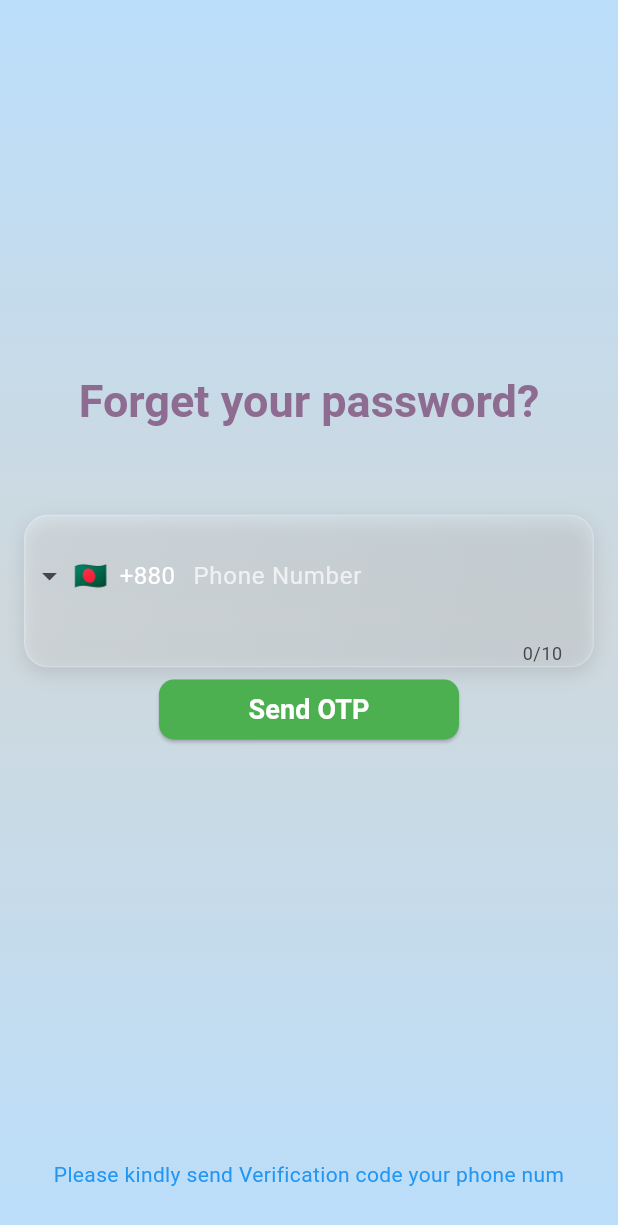
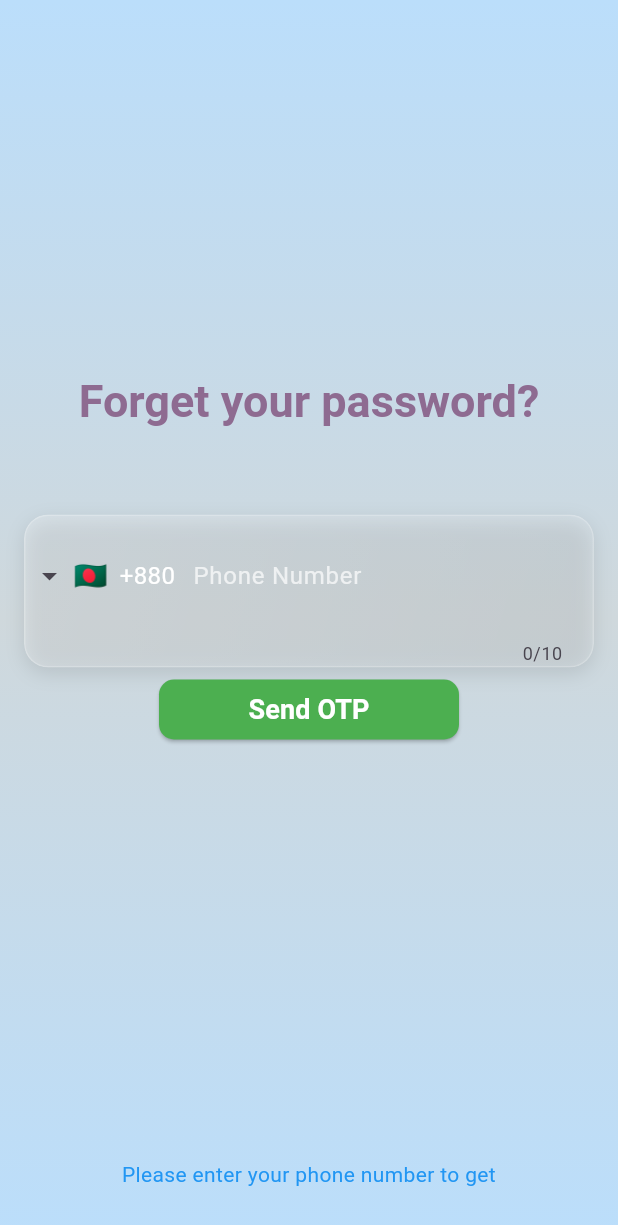
Before and after one commit to salbdbd/FlatterVotingApps2025, a Flutter app: the ForgetSandOtpPage screen opened directly, on a phone screen of 412 x 824 dp. Shown: the top 1225 px of the screen. Run offline on Flutter 3.47's test engine with Material 3 defaults, Android fonts, the light colour scheme and no system bars; drawn by our look-alikes of intl_phone_field; our stand-ins replace carousel_slider, connectivity_plus, dots_indicator, dotted_border, flutter_secure_storage, get and 11 more; missing offline and left inert: animated_digit, syncfusion_flutter_pdfviewer; accounts and stored records are empty; network calls fail; project files that could hold a hidden picture were left out.

Commit message:
base url update

```diff
--- a/lib/main.dart
+++ b/lib/main.dart
@@ -1,8 +1,4 @@
 import 'package:association/pages/Home/homepage/widgets/contacts/controller/bindings.dart';
-import 'package:association/pages/Home/pdf_viewer_screen.dart';
-import 'package:association/pages/dashboard.dart';
-import 'package:association/pages/dashboard/dashboard_page.dart';
-import 'package:association/pages/voting_page/voting_page.dart';
 import 'package:association/splash_screen.dart';
 import 'package:flutter/material.dart';
 import 'package:get/get_navigation/src/root/get_material_app.dart';
--- a/lib/pages/Home/home_page.dart
+++ b/lib/pages/Home/home_page.dart
@@ -790,7 +790,7 @@ class _HomePageState extends State<HomePage> with TickerProviderStateMixin {
       };
 
       final uri = Uri.http(
-          '103.125.253.59:2003', '/api/erp/commercialRpt/', parameters);
+          '${BaseUrl.baseUrl}', '/api/erp/commercialRpt/', parameters);
 
       final response = await http.get(
         uri,
--- a/lib/pages/Home/homepage/provider/personal_legger_provider.dart
+++ b/lib/pages/Home/homepage/provider/personal_legger_provider.dart
@@ -42,6 +42,8 @@ import 'dart:convert';
 import 'package:get/get.dart';
 import 'package:http/http.dart' as http;
 
+import '../../../../services/api_service.dart';
+
 class LedgerController extends GetxController {
   UserDetails userDetails;
   LedgerController({required this.userDetails});
@@ -55,7 +57,7 @@ class LedgerController extends GetxController {
       isLoading(true);
 
       final url =
-          'http://103.125.253.59:2004/api/v1/get_MemberPersonalLedger/$comCode/$mobile';
+          '${BaseUrl.baseUrl}/api/v1/get_MemberPersonalLedger/$comCode/$mobile';
       final response = await http.get(Uri.parse(url));
 
       if (response.statusCode == 200) {
--- a/lib/pages/Home/homepage/services/logger_services.dart
+++ b/lib/pages/Home/homepage/services/logger_services.dart
@@ -1,12 +1,14 @@
 import 'dart:convert';
 import 'package:association/models/loger_item_model.dart';
 import 'package:http/http.dart' as http;
+
+import '../../../../services/api_service.dart';
 
 class LedgerService {
   static Future<List<PersonalLedgerModel>> fetchLedger(
       String comCode, String mobile) async {
     final url =
-        'http://103.125.253.59:2004/api/v1/get_MemberPersonalLedger/$comCode/$mobile';
+        '${BaseUrl.baseUrl}/api/v1/get_MemberPersonalLedger/$comCode/$mobile';
 
     final response = await http.get(Uri.parse(url));
     if (response.statusCode == 200) {
--- a/lib/pages/Home/homepage/widgets/controller/ledger_controller.dart
+++ b/lib/pages/Home/homepage/widgets/controller/ledger_controller.dart
@@ -6,6 +6,8 @@ import 'package:get/get.dart';
 import 'package:http/http.dart' as http;
 import 'package:flutter/material.dart';
 import 'package:association/models/loger_item_model.dart';
+
+import '../../../../../services/api_service.dart';
 
 /// Controller for managing ledger data and state
 class LedgerController extends GetxController {
@@ -39,7 +41,7 @@ class LedgerController extends GetxController {
       _errorMessage('');
 
       final url =
-          'http://103.125.253.59:2004/api/v1/get_MemberPersonalLedger/$compId/$memberId';
+          '${BaseUrl.baseUrl}/api/v1/get_MemberPersonalLedger/$compId/$memberId';
 
       final response = await http.get(Uri.parse(url)).timeout(
             const Duration(seconds: 30),
--- a/lib/pages/Login_Or_Signup/login_page.dart
+++ b/lib/pages/Login_Or_Signup/login_page.dart
@@ -143,8 +143,7 @@ class _LoginPageState extends State<LoginPage> {
           //   width: double.infinity,
           //   height: double.infinity,
           // ),
-          SafeArea(
-        child: Container(
+          Container(
         padding: const EdgeInsets.all(10),
         height: screenHeight,
         decoration: BoxDecoration(
@@ -153,6 +152,7 @@ class _LoginPageState extends State<LoginPage> {
           Colors.blueGrey.shade100,
           Colors.blue.shade100
         ], begin: Alignment.topCenter, end: Alignment.bottomCenter)),
+        child: SafeArea(
           child: SingleChildScrollView(
             child: Column(
               mainAxisAlignment: MainAxisAlignment.start,
--- a/lib/pages/forget_pass_page/phone_number_verification/forget_send_otp.dart
+++ b/lib/pages/forget_pass_page/phone_number_verification/forget_send_otp.dart
@@ -295,5 +295,5 @@ class _TypingTextAnimationState extends State<TypingTextAnimation>
     super.dispose();
   }
 
-  final String text = "Please kindly send Verification code your phone number";
+  final String text = "Please enter your phone number to get OTP";
 }
--- a/lib/services/api_service.dart
+++ b/lib/services/api_service.dart
@@ -1,6 +1,7 @@
 class BaseUrl {
   //static const String baseUrl = 'http://*************:7022';
-  static const String baseUrl = 'http://103.125.253.59:2004';
+  //static const String baseUrl = 'http://103.125.253.59:2004';
+  static const String baseUrl = 'http://103.125.253.59:2019';
   static const String authorization =
       'Basic YWRtaW5pc3RyYXRvcjpBQyFAIyQxMjQzdXNlcg==';
   static const String TOKEN = 'Token';
```
Also changed, not shown: pubspec.lock. Lines whose indentation alone changed are shown as unchanged.
